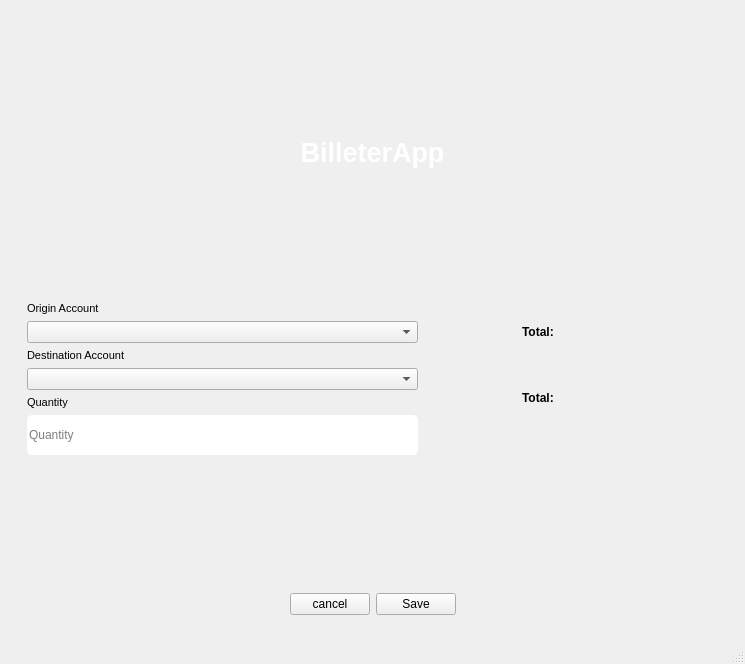
Igna11/Billetera2.0, file billeUI/uis/operation_transfer_screen.ui: the form before one commit.
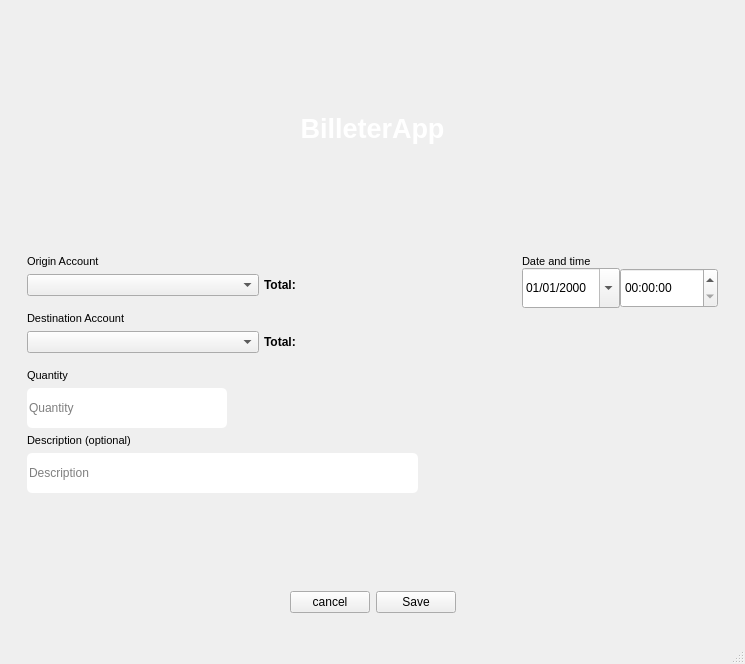
The form after the commit. Icons and pictures are not drawn.

What changed in the file:
```diff
--- a/billeUI/uis/operation_transfer_screen.ui
+++ b/billeUI/uis/operation_transfer_screen.ui
@@ -24,7 +24,7 @@
       <property name="styleSheet">
        <string notr="true"/>
       </property>
-      <layout class="QVBoxLayout" name="verticalLayout" stretch="7,7,0,1">
+      <layout class="QVBoxLayout" name="verticalLayout" stretch="5,7,0,1">
        <item>
         <widget class="QWidget" name="label_widget" native="true">
          <layout class="QHBoxLayout" name="horizontalLayout_6">
@@ -42,7 +42,7 @@
         <widget class="QWidget" name="main_widget" native="true">
          <layout class="QHBoxLayout" name="horizontalLayout" stretch="4,1,2">
           <item>
-           <layout class="QVBoxLayout" name="data_verticalLayout">
+           <layout class="QVBoxLayout" name="data_verticalLayout" stretch="0,0,0,0,0,0,0,0,0">
             <item>
              <widget class="QLabel" name="account_label_2">
               <property name="font">
@@ -56,7 +56,40 @@
              </widget>
             </item>
             <item>
-             <widget class="QComboBox" name="accounts_origin_comboBox"/>
+             <layout class="QHBoxLayout" name="origin_acc_HLayout" stretch="6,4">
+              <property name="spacing">
+               <number>5</number>
+              </property>
+              <property name="topMargin">
+               <number>0</number>
+              </property>
+              <property name="bottomMargin">
+               <number>10</number>
+              </property>
+              <item>
+               <widget class="QComboBox" name="accounts_origin_comboBox"/>
+              </item>
+              <item>
+               <widget class="QLabel" name="total_origin_label">
+                <property name="minimumSize">
+                 <size>
+                  <width>0</width>
+                  <height>20</height>
+                 </size>
+                </property>
+                <property name="font">
+                 <font>
+                  <weight>75</weight>
+                  <bold>true</bold>
+                  <kerning>true</kerning>
+                 </font>
+                </property>
+                <property name="text">
+                 <string>Total: </string>
+                </property>
+               </widget>
+              </item>
+             </layout>
             </item>
             <item>
              <widget class="QLabel" name="account_label_3">
@@ -71,7 +104,46 @@
              </widget>
             </item>
             <item>
-             <widget class="QComboBox" name="accounts_dest_comboBox"/>
+             <layout class="QHBoxLayout" name="destination_acc_HLayout" stretch="6,4">
+              <property name="spacing">
+               <number>5</number>
+              </property>
+              <property name="sizeConstraint">
+               <enum>QLayout::SetDefaultConstraint</enum>
+              </property>
+              <property name="leftMargin">
+               <number>0</number>
+              </property>
+              <property name="topMargin">
+               <number>0</number>
+              </property>
+              <property name="bottomMargin">
+               <number>10</number>
+              </property>
+              <item>
+               <widget class="QComboBox" name="accounts_dest_comboBox"/>
+              </item>
+              <item>
+               <widget class="QLabel" name="total_dest_label">
+                <property name="minimumSize">
+                 <size>
+                  <width>0</width>
+                  <height>20</height>
+                 </size>
+                </property>
+                <property name="font">
+                 <font>
+                  <weight>75</weight>
+                  <bold>true</bold>
+                  <kerning>true</kerning>
+                 </font>
+                </property>
+                <property name="text">
+                 <string>Total: </string>
+                </property>
+               </widget>
+              </item>
+             </layout>
             </item>
             <item>
              <widget class="QLabel" name="quantity_label">
@@ -93,6 +165,17 @@
                 <height>40</height>
                </size>
               </property>
+              <property name="maximumSize">
+               <size>
+                <width>200</width>
+                <height>16777215</height>
+               </size>
+              </property>
+              <property name="font">
+               <font>
+                <kerning>true</kerning>
+               </font>
+              </property>
               <property name="toolTip">
                <string/>
               </property>
@@ -113,15 +196,32 @@
              </widget>
             </item>
             <item>
-             <widget class="QLabel" name="status_label">
+             <widget class="QLabel" name="label_2">
               <property name="font">
                <font>
-                <pointsize>7</pointsize>
-                <italic>true</italic>
+                <pointsize>8</pointsize>
                </font>
               </property>
               <property name="text">
-               <string/>
+               <string>Description (optional)</string>
+              </property>
+             </widget>
+            </item>
+            <item>
+             <widget class="QLineEdit" name="description_line">
+              <property name="minimumSize">
+               <size>
+                <width>0</width>
+                <height>40</height>
+               </size>
+              </property>
+              <property name="styleSheet">
+               <string notr="true">background-color: rgb(255, 255, 255);
+border-radius:5px;
+</string>
+              </property>
+              <property name="placeholderText">
+               <string>Description</string>
               </property>
              </widget>
             </item>
@@ -155,43 +255,50 @@
           </item>
           <item>
            <layout class="QVBoxLayout" name="acc_verticalLayout" stretch="0,0,0">
+            <property name="spacing">
+             <number>0</number>
+            </property>
             <item>
-             <widget class="QLabel" name="total_origin_label">
-              <property name="minimumSize">
-               <size>
-                <width>0</width>
-                <height>60</height>
-               </size>
-              </property>
+             <widget class="QLabel" name="datetime_label">
               <property name="font">
                <font>
-                <weight>75</weight>
-                <bold>true</bold>
+                <pointsize>8</pointsize>
                </font>
               </property>
               <property name="text">
-               <string>Total: </string>
+               <string>Date and time</string>
               </property>
              </widget>
             </item>
             <item>
-             <widget class="QLabel" name="total_dest_label">
-              <property name="minimumSize">
-               <size>
-                <width>0</width>
-                <height>60</height>
-               </size>
-              </property>
-              <property name="font">
-               <font>
-                <weight>75</weight>
-                <bold>true</bold>
-               </font>
-              </property>
-              <property name="text">
-               <string>Total: </string>
-              </property>
-             </widget>
+             <layout class="QHBoxLayout" name="datetime_horizontalLayout">
+              <item>
+               <widget class="QDateEdit" name="date_edit">
+                <property name="minimumSize">
+                 <size>
+                  <width>0</width>
+                  <height>40</height>
+                 </size>
+                </property>
+                <property name="displayFormat">
+                 <string>dd/MM/yyyy</string>
+                </property>
+                <property name="calendarPopup">
+                 <bool>true</bool>
+                </property>
+               </widget>
+              </item>
+              <item>
+               <widget class="QTimeEdit" name="time_edit">
+                <property name="minimumSize">
+                 <size>
+                  <width>0</width>
+                  <height>40</height>
+                 </size>
+                </property>
+               </widget>
+              </item>
+             </layout>
             </item>
             <item>
              <spacer name="verticalSpacer_3">
@@ -214,7 +321,7 @@
        <item>
         <layout class="QHBoxLayout" name="horizontalLayout_2">
          <item>
-          <widget class="QLabel" name="status_label_2">
+          <widget class="QLabel" name="status_label">
            <property name="font">
             <font>
              <pointsize>7</pointsize>
```
Left out of the diff: 2 changed lines with no effect on the pictures.
